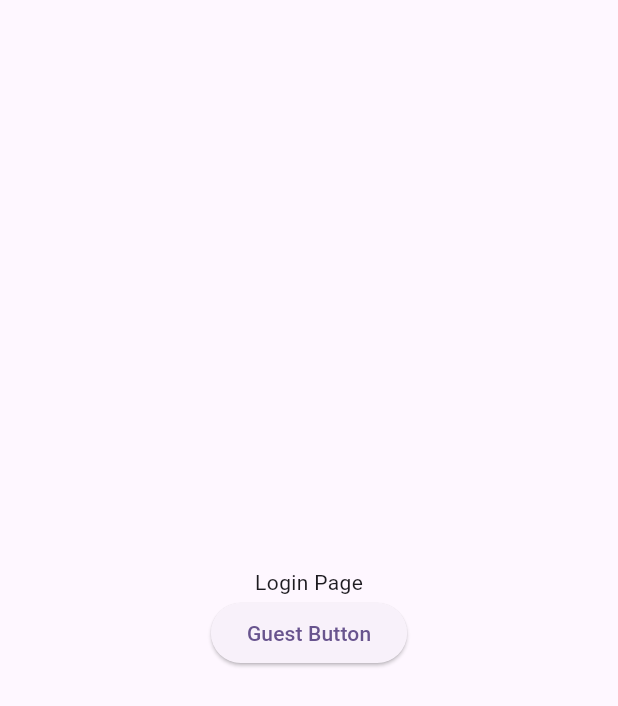
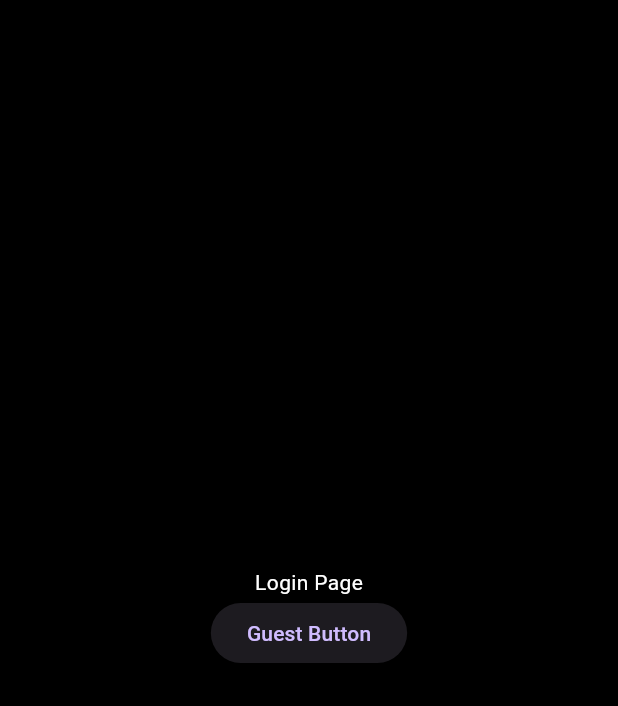
Before and after one commit to Choi-Seunghwan/commitment-client, a Flutter app: the screen it shows after launch, on a phone screen of 412 x 824 dp. Shown: the top 706 px of the screen. Run offline on Flutter 3.47's test engine with Material 3 defaults, Android fonts, the light colour scheme and no system bars; our stand-ins replace flutter_dotenv, fluttertoast, shared_preferences; accounts and stored records are empty.

Commit message:
CMT-18 UI 및 컬러 수정

```diff
--- a/lib/main.dart
+++ b/lib/main.dart
@@ -47,7 +47,16 @@ class CommitmentApp extends StatelessWidget {
     return MaterialApp(
         title: 'Commitment',
         theme: ThemeData(
-          colorScheme: ColorScheme.fromSeed(seedColor: Colors.deepPurple),
+          brightness: Brightness.dark,
+          primaryColor: Colors.yellow.shade400,
+          hintColor: Colors.white,
+          scaffoldBackgroundColor: Colors.black,
+          cardColor: Colors.grey[900],
+          textTheme: const TextTheme(
+            bodyLarge: TextStyle(color: Colors.white),
+            bodyMedium: TextStyle(color: Colors.white),
+            // 다른 텍스트 스타일도 여기에 추가할 수 있습니다.
+          ),
           useMaterial3: true,
         ),
         home: const SplashInitPage());
--- a/lib/screens/main_page.dart
+++ b/lib/screens/main_page.dart
@@ -14,8 +14,8 @@ class _MainPageState extends State<MainPage> {
   int _selectedIndex = 0;
 
   final List<Widget> _pages = [
-    MyCommitmentPage(),
-    HomePage(),
+    const HomePage(),
+    const MyCommitmentPage(),
   ];
 
   void _onItemTapped(int index) {
--- a/lib/widgets/commitment_list_item.dart
+++ b/lib/widgets/commitment_list_item.dart
@@ -49,7 +49,7 @@ class CommitmentListItem extends StatelessWidget {
                   children: [
                     Text(formatExpirationDate(commitment.activity!.expirationDate)),
                     isRenewedToday
-                        ? Text('오늘의 다짐 성공')
+                        ? Text('성공!')
                         : ElevatedButton(
                             onPressed: onPressed,
                             child: const Text(Strings.UI_COMMITMENT_RENEW),
```
Also changed, not shown: lib/screens/home_page.dart (+15 -4 lines), lib/widgets/float_add_button.dart (+12 -1 lines).
